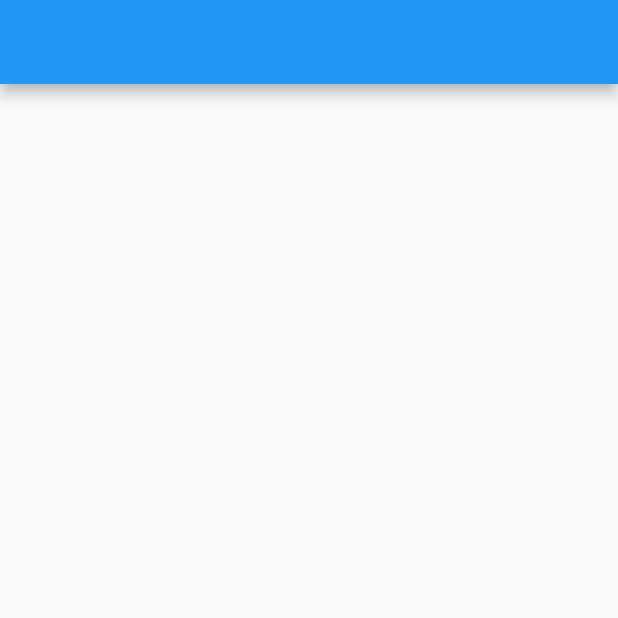
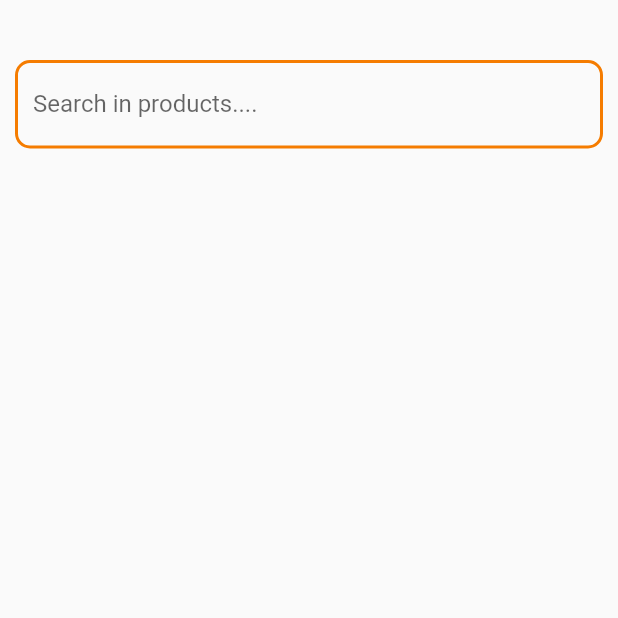
Before and after one commit to Brian-mula/posupdated, a Flutter app: the screen it shows after launch, on a phone screen of 412 x 824 dp, the top half of it. Run offline on Flutter 3.47's test engine with Material 2 defaults, Android fonts, the light colour scheme and no system bars; our stand-ins replace flutter_riverpod.

Commit message:
added the search button

```diff
--- a/lib/main.dart
+++ b/lib/main.dart
@@ -12,6 +12,7 @@ class MyApp extends StatelessWidget {
   @override
   Widget build(BuildContext context) {
     return MaterialApp(
+      debugShowCheckedModeBanner: false,
       title: 'Mulati POS',
       theme: ThemeData(
         primarySwatch: Colors.blue,
--- a/lib/views/products/products.dart
+++ b/lib/views/products/products.dart
@@ -1,5 +1,6 @@
 import 'package:flutter/material.dart';
 import 'package:flutter_riverpod/flutter_riverpod.dart';
+import 'package:posupdated/widgets/custome_input.dart';
 
 class Products extends ConsumerStatefulWidget {
   const Products({super.key});
@@ -9,10 +10,25 @@ class Products extends ConsumerStatefulWidget {
 }
 
 class _ProductsState extends ConsumerState<Products> {
+  TextEditingController controller = TextEditingController();
+
   @override
   Widget build(BuildContext context) {
     return Scaffold(
-      appBar: AppBar(),
+      body: Container(
+        padding: const EdgeInsets.only(left: 10, right: 10),
+        child: Column(
+          children: [
+            Container(
+              margin: const EdgeInsets.only(top: 40),
+              child: CustomeInput(
+                controller: controller,
+                label: "Search in products....",
+              ),
+            )
+          ],
+        ),
+      ),
     );
   }
 }
--- /dev/null
+++ b/lib/widgets/custome_input.dart
@@ -0,0 +1,19 @@
+import 'package:flutter/material.dart';
+
+class CustomeInput extends StatelessWidget {
+  const CustomeInput(
+      {super.key, required this.controller, required this.label});
+  final TextEditingController controller;
+  final String label;
+  @override
+  Widget build(BuildContext context) {
+    return TextFormField(
+      controller: controller,
+      decoration: InputDecoration(
+          labelText: label,
+          enabledBorder: OutlineInputBorder(
+              borderRadius: BorderRadius.circular(10),
+              borderSide: BorderSide(color: Colors.orange.shade700, width: 2))),
+    );
+  }
+}
```
Also changed, not shown: lib/routes/routes.dart (added).
